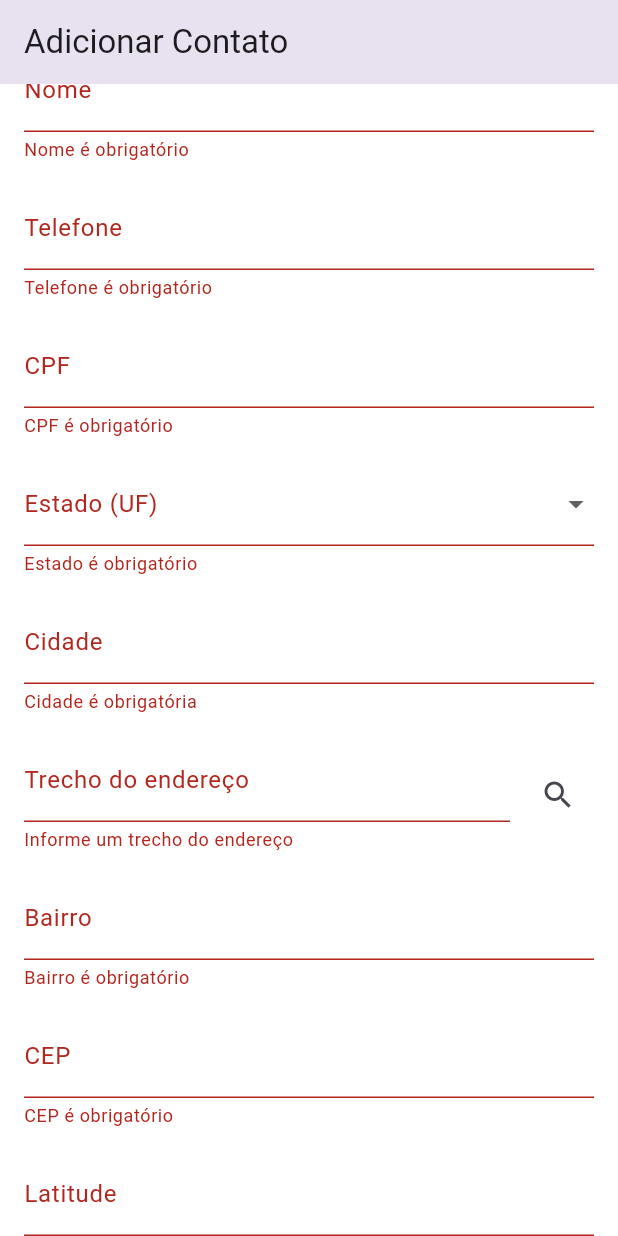
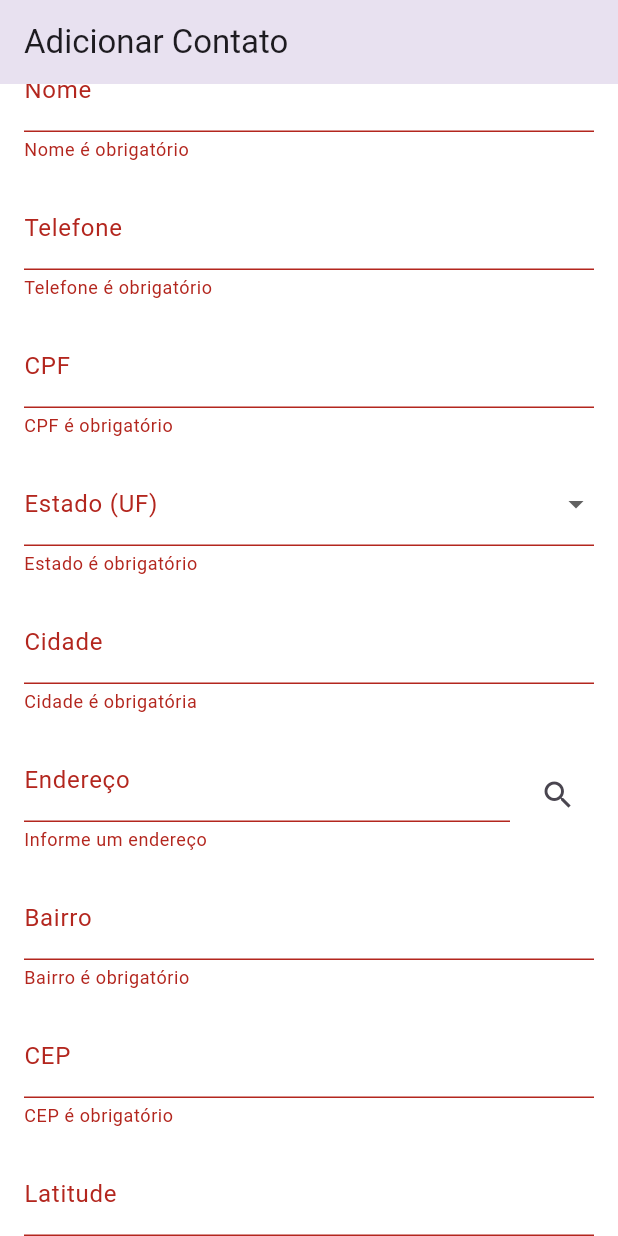
Before and after one commit to caiodantasmormito/UEX-challenge, a Flutter app: the AddContactsPage screen opened by its route, scrolled down 40 dp, after a tap on "Criar contato", on a phone screen of 412 x 824 dp. Run offline on Flutter 3.47's test engine with Material 3 defaults, Android fonts, the phone set to English and light mode, and no system bars; our stand-ins replace bloc, cloud_firestore, dio, equatable, firebase_auth, firebase_core and 6 more; missing offline and left inert: cpf_cnpj_validator; accounts and stored records are empty; Roboto replaces fonts that are missing (Manrope).

Commit message:
fix: layout

```diff
--- a/lib/features/contacts/presentation/pages/add_contacts_page.dart
+++ b/lib/features/contacts/presentation/pages/add_contacts_page.dart
@@ -159,6 +159,7 @@ class _AddContactsPageState extends State<AddContactsPage> {
     showDialog(
       context: context,
       builder: (context) => AlertDialog(
+        backgroundColor: Colors.white,
         title: const Text('Selecione um endereço'),
         content: SizedBox(
           width: double.maxFinite,
@@ -306,11 +307,11 @@ class _AddContactsPageState extends State<AddContactsPage> {
                           focusNode: _addressFocus,
                           controller: _addressController,
                           decoration: const InputDecoration(
-                            label: Text('Trecho do endereço'),
+                            label: Text('Endereço'),
                           ),
                           validator: (value) {
                             if (value == null || value.isEmpty) {
-                              return 'Informe um trecho do endereço';
+                              return 'Informe um endereço';
                             }
                             return null;
                           },
--- a/lib/features/home/presentation/pages/home_page.dart
+++ b/lib/features/home/presentation/pages/home_page.dart
@@ -321,7 +321,7 @@ class _HomePageState extends State<HomePage> {
         backgroundColor: Colors.white,
         title: const Text('Excluir conta'),
         content: Form(
-          key: formKey, // Associa o Form ao GlobalKey
+          key: formKey,
           child: Column(
             mainAxisSize: MainAxisSize.min,
             children: [
```
